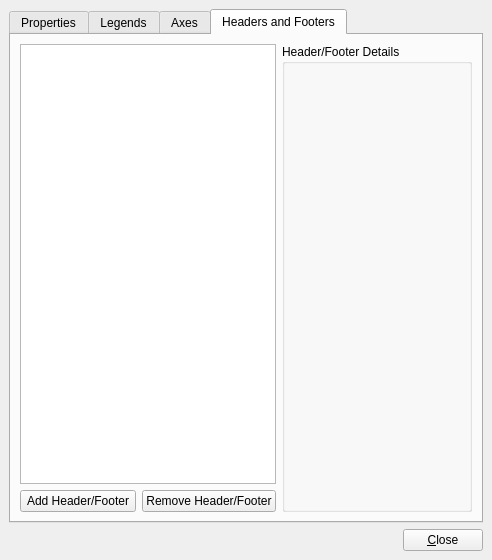
Before: the Qt Designer form plugins/kdchartchartdesignercustomeditor.ui in KDAB/KDChart, drawn with Qt 5.
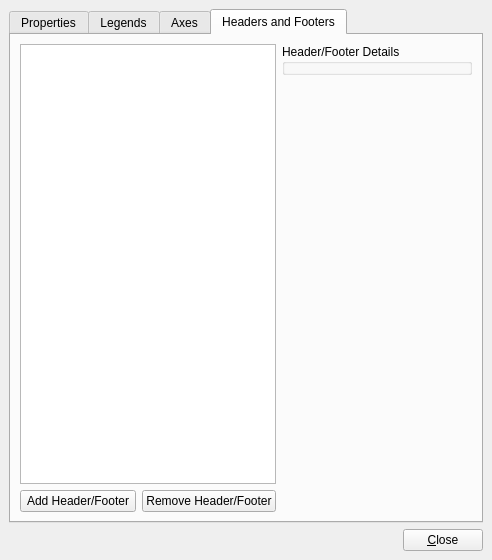
After: the same form once the commit is applied. The open tabs and pages were chosen to show the change.

Commit message: Make the details dialogs look a bit better.

```diff
--- a/plugins/kdchartchartdesignercustomeditor.ui
+++ b/plugins/kdchartchartdesignercustomeditor.ui
@@ -12,14 +12,14 @@
   <property name="windowTitle" >
    <string>Chart Properties</string>
   </property>
-  <layout class="QVBoxLayout" >
+  <layout class="QGridLayout" >
    <property name="margin" >
     <number>9</number>
    </property>
    <property name="spacing" >
     <number>6</number>
    </property>
-   <item>
+   <item row="0" column="0" >
     <widget class="QTabWidget" name="tabWidget" >
      <property name="currentIndex" >
       <number>0</number>
@@ -352,17 +352,40 @@
         </layout>
        </item>
        <item>
-        <widget class="QGroupBox" name="mHeaderFooterDetailsGroup" >
-         <property name="title" >
-          <string>Header/Footer Details</string>
+        <layout class="QVBoxLayout" >
+         <property name="margin" >
+          <number>0</number>
          </property>
-        </widget>
+         <property name="spacing" >
+          <number>6</number>
+         </property>
+         <item>
+          <widget class="QGroupBox" name="mHeaderFooterDetailsGroup" >
+           <property name="title" >
+            <string>Header/Footer Details</string>
+           </property>
+          </widget>
+         </item>
+         <item>
+          <spacer>
+           <property name="orientation" >
+            <enum>Qt::Vertical</enum>
+           </property>
+           <property name="sizeHint" >
+            <size>
+             <width>20</width>
+             <height>40</height>
+            </size>
+           </property>
+          </spacer>
+         </item>
+        </layout>
        </item>
       </layout>
      </widget>
     </widget>
    </item>
-   <item>
+   <item row="1" column="0" >
     <layout class="QHBoxLayout" >
      <property name="margin" >
       <number>0</number>
```
Left out of the diff: 62 changed lines with no effect on the pictures.
